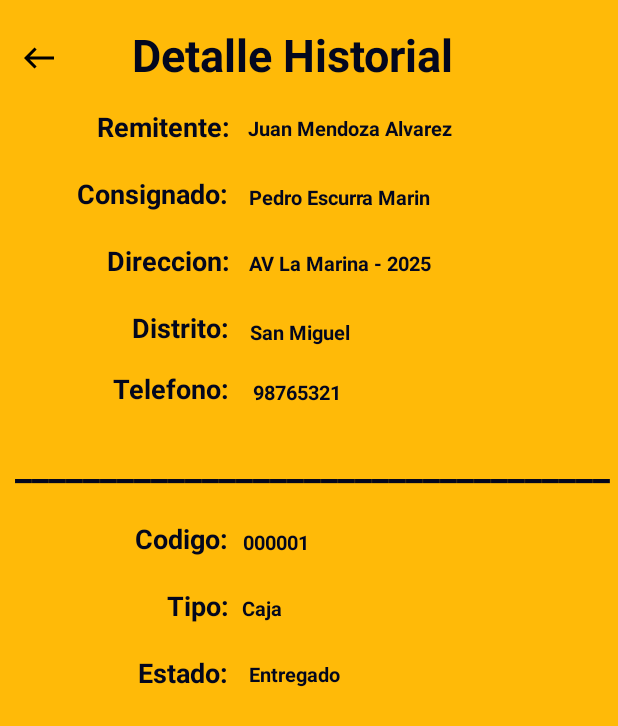
After one commit to devman-jp/AppMobileIDAT, an Android app: the layout activity_detalle_historial.xml on its own in the app's theme, with its tools: preview values and no code run, on a phone screen of 412 x 824 dp. The commit adds this screen. Shown: the top 726 px of the screen. Run offline under Robolectric (Android 15) with nearby library versions, the phone set to English and light mode, and no system bars.

Commit message:
detallehistorialactivity

```diff
--- /dev/null
+++ b/app/src/main/java/idat/dami/prueba/view/DetalleHistorialActivity.kt
@@ -0,0 +1,47 @@
+package idat.dami.prueba.view
+
+import androidx.appcompat.app.AppCompatActivity
+import android.os.Bundle
+import android.view.View
+import idat.dami.prueba.R
+import idat.dami.prueba.databinding.ActivityDetalleHistorialBinding
+import idat.dami.prueba.retrofit.AzSessionManager
+import idat.dami.prueba.utilitarios.MiApp
+import idat.dami.prueba.viewmodel.EntregasViewModel
+
+class DetalleHistorialActivity : AppCompatActivity() , View.OnClickListener{
+    private lateinit var binding: ActivityDetalleHistorialBinding
+    val Reques = 1
+    private lateinit var entregasViewModel: EntregasViewModel
+    private var sessionManager = AzSessionManager(MiApp.applicationContext)
+    var token: String? = "";
+    override fun onCreate(savedInstanceState: Bundle?) {
+        super.onCreate(savedInstanceState)
+        binding = ActivityDetalleHistorialBinding.inflate(layoutInflater)
+        setContentView(binding.root)
+        binding.btnRegrearHistorial.setOnClickListener(this)
+        val x =intent.extras
+        val remitente = x?.getString("REMITENTE")
+        val consignado = x?.getString("CONSIGNADO")
+        val direccion = x?.getString("DIRECCION")
+        val distrito = x?.getString("DISTRITO")
+        val telefono = x?.getString("TELEFONO")
+        val codigocaja = x?.getInt("CODIGOCAJA")
+
+        binding.txvremitenteDetalleHistorial.setText(""+remitente)
+        binding.txvdireccionDealleHistorial.setText(""+direccion)
+        binding.txvconsignadoDetalleHistorial.setText(""+consignado)
+        binding.txvdistritoDetalleHistorial.setText(""+distrito)
+        binding.txvtelefonoDetalleHistorial.setText(""+telefono)
+        binding.txvcodigoDetalleHistorial.setText(""+codigocaja)
+    }
+
+    override fun onClick(v: View?) {
+        when(v?.id){
+            R.id.btnRegrearHistorial -> {
+                onBackPressed()
+            }
+
+        }
+    }
+}
--- a/app/src/main/java/idat/dami/prueba/view/adapters/HistorialAdapter.kt
+++ b/app/src/main/java/idat/dami/prueba/view/adapters/HistorialAdapter.kt
@@ -1,10 +1,13 @@
 package idat.dami.prueba.view.adapters
 
+import android.content.Intent
 import android.view.LayoutInflater
 import android.view.ViewGroup
 import androidx.recyclerview.widget.RecyclerView
 import idat.dami.prueba.databinding.ItemHistorialBinding
 import idat.dami.prueba.retrofit.response.ResponseEntrega
+import idat.dami.prueba.view.DetalleEntregaActivity
+import idat.dami.prueba.view.DetalleHistorialActivity
 
 class HistorialAdapter (private var listarHistorial: List<ResponseEntrega>)
     : RecyclerView.Adapter<HistorialAdapter.ViewHolder>(){
@@ -25,6 +28,26 @@ class HistorialAdapter (private var listarHistorial: List<ResponseEntrega>)
                 binding.tvNomApeConsignadoH.text = paquete.consignado.nombre.toString() + " " + paquete.consignado.apellido.toString()
                 binding.tvNomApeRemitenteH.text = paquete.remitente.nombre.toString() + " " + paquete.remitente.apellido.toString()
                 binding.tvDireccionRemitenteH.text = paquete.consignado.direccion.toString()
+                binding.root.setOnClickListener{
+                    val remitente = paquete.remitente.nombre +" "+ paquete.remitente.apellido
+                    val consignado = paquete.consignado.nombre + " " + paquete.consignado.apellido
+                    val direccion = paquete.consignado.direccion
+                    val distrito = paquete.consignado.distrito
+                    val telefono = paquete.consignado.telefono
+                    val codigocaja = paquete.idPaquete
+                    val codentrega = idEntrega
+                    val context = binding.root.context
+                    val intent = Intent(context, DetalleHistorialActivity::class.java)
+                    intent.putExtra("REMITENTE",remitente)
+                    intent.putExtra("DIRECCION", direccion)
+                    intent.putExtra("CONSIGNADO", consignado)
+                    intent.putExtra("DISTRITO", distrito)
+                    intent.putExtra("TELEFONO", telefono)
+                    intent.putExtra("CODIGOCAJA", codigocaja)
+                    intent.putExtra("CODENTREGA", codentrega)
+                    context.startActivity(intent)
+
+                }
 
             }
         }
--- /dev/null
+++ b/app/src/main/res/layout/activity_detalle_historial.xml
@@ -0,0 +1,294 @@
+<?xml version="1.0" encoding="utf-8"?>
+<androidx.constraintlayout.widget.ConstraintLayout xmlns:android="http://schemas.android.com/apk/res/android"
+    xmlns:app="http://schemas.android.com/apk/res-auto"
+    xmlns:tools="http://schemas.android.com/tools"
+    android:layout_width="match_parent"
+    android:layout_height="match_parent"
+    android:background="@color/fondo_activity"
+    tools:context=".view.DetalleHistorialActivity">
+
+    <ImageView
+        android:id="@+id/imageView2"
+        android:layout_width="70dp"
+        android:layout_height="71dp"
+        android:layout_marginTop="360dp"
+        app:layout_constraintEnd_toEndOf="parent"
+        app:layout_constraintHorizontal_bias="0.832"
+        app:layout_constraintStart_toStartOf="parent"
+        app:layout_constraintTop_toTopOf="parent" />
+
+    <ImageButton
+        android:id="@+id/btnRegrearHistorial"
+        android:layout_width="51dp"
+        android:layout_height="45dp"
+        android:layout_marginTop="16dp"
+        android:layout_marginEnd="85dp"
+        android:backgroundTint="@color/fondo_activity"
+        app:layout_constraintEnd_toEndOf="parent"
+        app:layout_constraintHorizontal_bias="0.0"
+        app:layout_constraintStart_toStartOf="parent"
+        app:layout_constraintTop_toTopOf="parent"
+        app:srcCompat="@drawable/ic_flecharetroceso" />
+
+    <TextView
+        android:id="@+id/textView3"
+        android:layout_width="wrap_content"
+        android:layout_height="wrap_content"
+        android:textSize="30dp"
+        android:textStyle="bold"
+        android:textColor="@color/texto_navigationbar"
+        android:layout_marginStart="145dp"
+        android:layout_marginTop="16dp"
+        android:layout_marginEnd="167dp"
+        android:text="@string/titulodetallehistoria"
+        app:layout_constraintEnd_toEndOf="parent"
+        app:layout_constraintStart_toStartOf="parent"
+        app:layout_constraintTop_toTopOf="parent" />
+
+    <TextView
+        android:id="@+id/textView4"
+        android:layout_width="wrap_content"
+        android:layout_height="wrap_content"
+        android:layout_marginTop="72dp"
+        android:layout_marginEnd="17dp"
+        android:text="@string/remitente"
+        android:textColor="@color/texto_navigationbar"
+        android:textSize="18dp"
+        android:textStyle="bold"
+        app:layout_constraintEnd_toEndOf="parent"
+        app:layout_constraintHorizontal_bias="0.211"
+        app:layout_constraintStart_toStartOf="parent"
+        app:layout_constraintTop_toTopOf="parent" />
+
+    <TextView
+        android:id="@+id/textView6"
+        android:layout_width="wrap_content"
+        android:layout_height="wrap_content"
+        android:layout_marginTop="20dp"
+        android:layout_marginEnd="19dp"
+        android:text="@string/consignado"
+        android:textColor="@color/texto_navigationbar"
+        android:textSize="18dp"
+        android:textStyle="bold"
+        app:layout_constraintEnd_toEndOf="parent"
+        app:layout_constraintHorizontal_bias="0.175"
+        app:layout_constraintStart_toStartOf="parent"
+        app:layout_constraintTop_toBottomOf="@+id/textView4" />
+
+    <TextView
+        android:id="@+id/textView7"
+        android:layout_width="wrap_content"
+        android:layout_height="wrap_content"
+        android:layout_marginTop="20dp"
+        android:text="@string/direccion"
+        android:textColor="@color/texto_navigationbar"
+        android:textSize="18dp"
+        android:textStyle="bold"
+        app:layout_constraintEnd_toEndOf="parent"
+        app:layout_constraintHorizontal_bias="0.217"
+        app:layout_constraintStart_toStartOf="parent"
+        app:layout_constraintTop_toBottomOf="@+id/textView6" />
+
+    <TextView
+        android:id="@+id/textView8"
+        android:layout_width="wrap_content"
+        android:layout_height="wrap_content"
+        android:layout_marginTop="20dp"
+        android:text="@string/distrito"
+        android:textColor="@color/texto_navigationbar"
+        android:textSize="18dp"
+        android:textStyle="bold"
+        app:layout_constraintEnd_toEndOf="parent"
+        app:layout_constraintHorizontal_bias="0.253"
+        app:layout_constraintStart_toStartOf="parent"
+        app:layout_constraintTop_toBottomOf="@+id/textView7" />
+
+    <TextView
+        android:id="@+id/textView9"
+        android:layout_width="wrap_content"
+        android:layout_height="wrap_content"
+        android:layout_marginTop="16dp"
+        android:text="@string/telefono"
+        android:textColor="@color/texto_navigationbar"
+        android:textSize="18dp"
+        android:textStyle="bold"
+        app:layout_constraintEnd_toEndOf="parent"
+        app:layout_constraintHorizontal_bias="0.226"
+        app:layout_constraintStart_toStartOf="parent"
+        app:layout_constraintTop_toBottomOf="@+id/textView8" />
+
+    <TextView
+        android:id="@+id/textView10"
+        android:layout_width="wrap_content"
+        android:layout_height="wrap_content"
+        android:layout_marginStart="10dp"
+        android:layout_marginTop="292dp"
+        android:layout_marginEnd="17dp"
+        android:text="___________________________________"
+        android:textColor="@color/texto_navigationbar"
+        android:textSize="25dp"
+        android:textStyle="bold"
+        app:layout_constraintEnd_toEndOf="parent"
+        app:layout_constraintHorizontal_bias="0.0"
+        app:layout_constraintStart_toStartOf="parent"
+        app:layout_constraintTop_toTopOf="parent" />
+
+    <TextView
+        android:id="@+id/textView11"
+        android:layout_width="wrap_content"
+        android:layout_height="wrap_content"
+        android:layout_marginTop="20dp"
+        android:text="@string/codigo"
+        android:textColor="@color/texto_navigationbar"
+        android:textSize="18dp"
+        android:textStyle="bold"
+        app:layout_constraintEnd_toEndOf="parent"
+        app:layout_constraintHorizontal_bias="0.257"
+        app:layout_constraintStart_toStartOf="parent"
+        app:layout_constraintTop_toBottomOf="@+id/textView10" />
+
+    <TextView
+        android:id="@+id/textView12"
+        android:layout_width="wrap_content"
+        android:layout_height="wrap_content"
+        android:layout_marginTop="20dp"
+        android:text="@string/tipo"
+        android:textColor="@color/texto_navigationbar"
+        android:textSize="18dp"
+        android:textStyle="bold"
+        app:layout_constraintEnd_toEndOf="parent"
+        app:layout_constraintHorizontal_bias="0.3"
+        app:layout_constraintStart_toStartOf="parent"
+        app:layout_constraintTop_toBottomOf="@+id/textView11" />
+
+    <TextView
+        android:id="@+id/textView13"
+        android:layout_width="wrap_content"
+        android:layout_height="wrap_content"
+        android:layout_marginTop="20dp"
+        android:text="@string/estado"
+        android:textColor="@color/texto_navigationbar"
+        android:textSize="18dp"
+        android:textStyle="bold"
+        app:layout_constraintEnd_toEndOf="parent"
+        app:layout_constraintHorizontal_bias="0.262"
+        app:layout_constraintStart_toStartOf="parent"
+        app:layout_constraintTop_toBottomOf="@+id/textView12" />
+
+    <TextView
+        android:id="@+id/txvremitenteDetalleHistorial"
+        android:layout_width="wrap_content"
+        android:layout_height="wrap_content"
+        android:layout_marginStart="85dp"
+        android:layout_marginTop="76dp"
+        android:text="Juan Mendoza Alvarez"
+        android:textColor="@color/texto_navigationbar"
+        android:textSize="13dp"
+        android:textStyle="bold"
+        app:layout_constraintEnd_toEndOf="parent"
+        app:layout_constraintHorizontal_bias="0.419"
+        app:layout_constraintStart_toStartOf="parent"
+        app:layout_constraintTop_toTopOf="parent" />
+
+    <TextView
+        android:id="@+id/txvconsignadoDetalleHistorial"
+        android:layout_width="wrap_content"
+        android:layout_height="wrap_content"
+        android:layout_marginStart="85dp"
+        android:layout_marginTop="122dp"
+        android:text="Pedro Escurra Marin"
+        android:textColor="@color/texto_navigationbar"
+        android:textSize="13dp"
+        android:textStyle="bold"
+        app:layout_constraintEnd_toEndOf="parent"
+        app:layout_constraintHorizontal_bias="0.392"
+        app:layout_constraintStart_toStartOf="parent"
+        app:layout_constraintTop_toTopOf="parent" />
+
+    <TextView
+        android:id="@+id/txvdireccionDealleHistorial"
+        android:layout_width="wrap_content"
+        android:layout_height="wrap_content"
+        android:layout_marginStart="85dp"
+        android:layout_marginTop="166dp"
+        android:text="AV La Marina - 2025"
+        android:textColor="@color/texto_navigationbar"
+        android:textSize="13dp"
+        android:textStyle="bold"
+        app:layout_constraintEnd_toEndOf="parent"
+        app:layout_constraintHorizontal_bias="0.394"
+        app:layout_constraintStart_toStartOf="parent"
+        app:layout_constraintTop_toTopOf="parent" />
+
+    <TextView
+        android:id="@+id/txvdistritoDetalleHistorial"
+        android:layout_width="wrap_content"
+        android:layout_height="wrap_content"
+        android:layout_marginTop="212dp"
+        android:text="San Miguel"
+        android:textColor="@color/texto_navigationbar"
+        android:textSize="13dp"
+        android:textStyle="bold"
+        app:layout_constraintEnd_toEndOf="parent"
+        app:layout_constraintHorizontal_bias="0.482"
+        app:layout_constraintStart_toStartOf="parent"
+        app:layout_constraintTop_toTopOf="parent" />
+
+    <TextView
+        android:id="@+id/txvtelefonoDetalleHistorial"
+        android:layout_width="wrap_content"
+        android:layout_height="wrap_content"
+        android:layout_marginTop="252dp"
+        android:text="98765321"
+        android:textColor="@color/texto_navigationbar"
+        android:textSize="13dp"
+        android:textStyle="bold"
+        app:layout_constraintEnd_toEndOf="parent"
+        app:layout_constraintHorizontal_bias="0.477"
+        app:layout_constraintStart_toStartOf="parent"
+        app:layout_constraintTop_toTopOf="parent" />
+
+    <TextView
+        android:id="@+id/txvcodigoDetalleHistorial"
+        android:layout_width="wrap_content"
+        android:layout_height="wrap_content"
+        android:layout_marginTop="352dp"
+        android:text="000001"
+        android:textColor="@color/texto_navigationbar"
+        android:textSize="13dp"
+        android:textStyle="bold"
+        app:layout_constraintEnd_toEndOf="parent"
+        app:layout_constraintHorizontal_bias="0.441"
+        app:layout_constraintStart_toStartOf="parent"
+        app:layout_constraintTop_toTopOf="parent" />
+
+    <TextView
+        android:id="@+id/txvtipoDetalleHitorial"
+        android:layout_width="wrap_content"
+        android:layout_height="wrap_content"
+        android:layout_marginTop="396dp"
+        android:text="Caja"
+        android:textColor="@color/texto_navigationbar"
+        android:textSize="13dp"
+        android:textStyle="bold"
+        app:layout_constraintEnd_toEndOf="parent"
+        app:layout_constraintHorizontal_bias="0.418"
+        app:layout_constraintStart_toStartOf="parent"
+        app:layout_constraintTop_toTopOf="parent" />
+
+    <TextView
+        android:id="@+id/txvestadoDetalleHistorial"
+        android:layout_width="wrap_content"
+        android:layout_height="wrap_content"
+        android:layout_marginStart="10dp"
+        android:layout_marginTop="440dp"
+        android:text="Entregado"
+        android:textColor="@color/texto_navigationbar"
+        android:textSize="13dp"
+        android:textStyle="bold"
+        app:layout_constraintEnd_toEndOf="parent"
+        app:layout_constraintHorizontal_bias="0.457"
+        app:layout_constraintStart_toStartOf="parent"
+        app:layout_constraintTop_toTopOf="parent" />
+
+</androidx.constraintlayout.widget.ConstraintLayout>
--- a/app/src/main/res/layout/item_entregas.xml
+++ b/app/src/main/res/layout/item_entregas.xml
@@ -22,7 +22,7 @@
             android:layout_height="102dp"
             android:layout_marginStart="16dp"
             android:layout_marginTop="8dp"
-            android:src="@drawable/cajaabierta"
+            android:src="@drawable/courier"
             app:civ_circle_background_color="@color/fondo_activity"
             app:layout_constraintStart_toStartOf="parent"
             app:layout_constraintTop_toTopOf="parent" />
--- a/app/src/main/res/layout/item_historial.xml
+++ b/app/src/main/res/layout/item_historial.xml
@@ -4,7 +4,10 @@
     xmlns:tools="http://schemas.android.com/tools"
     android:layout_width="match_parent"
     android:layout_height="wrap_content"
-    app:cardCornerRadius="3dp"
+    app:cardBackgroundColor="@color/fondo_activity"
+    app:cardCornerRadius="20dp"
+    app:strokeColor="@color/fondo_nigationbar"
+    app:strokeWidth="2dp"
     app:cardElevation="4dp"
     app:cardUseCompatPadding="true">
 
@@ -29,6 +32,7 @@
             android:layout_marginTop="8dp"
             android:layout_marginEnd="149dp"
             android:text="TextView"
+            android:textColor="@color/texto_navigationbar"
             android:textSize="16sp"
             android:textStyle="bold"
             app:layout_constraintBottom_toTopOf="@+id/tvNomApeRemitenteH"
@@ -41,6 +45,10 @@
             android:layout_height="wrap_content"
             android:layout_marginBottom="2dp"
             android:text="TextView"
+
+            android:textColor="@color/texto_navigationbar"
+            android:textSize="16sp"
+            android:textStyle="bold"
             app:layout_constraintBottom_toTopOf="@+id/tvDireccionRemitenteH"
             app:layout_constraintStart_toStartOf="@+id/tvNomApeConsignadoH"
             app:layout_constraintTop_toBottomOf="@+id/tvNomApeConsignadoH" />
@@ -50,6 +58,10 @@
             android:layout_width="wrap_content"
             android:layout_height="wrap_content"
             android:layout_marginBottom="8dp"
+
+            android:textColor="@color/texto_navigationbar"
+            android:textSize="16sp"
+            android:textStyle="bold"
             android:text="TextView"
             app:layout_constraintBottom_toBottomOf="parent"
             app:layout_constraintStart_toStartOf="@+id/tvNomApeRemitenteH"
```
Also changed, not shown: app/src/main/AndroidManifest.xml (+8 -0 lines).
